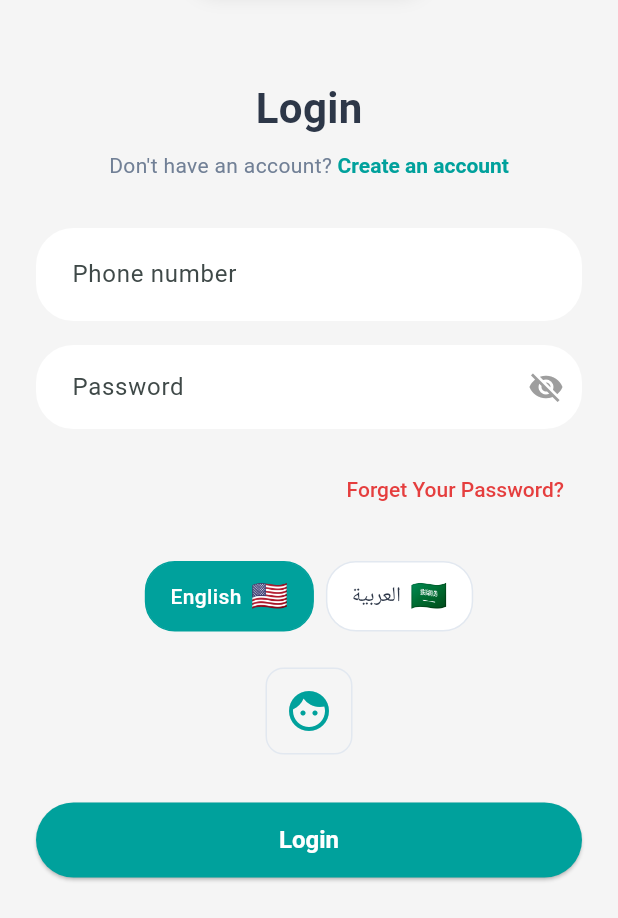
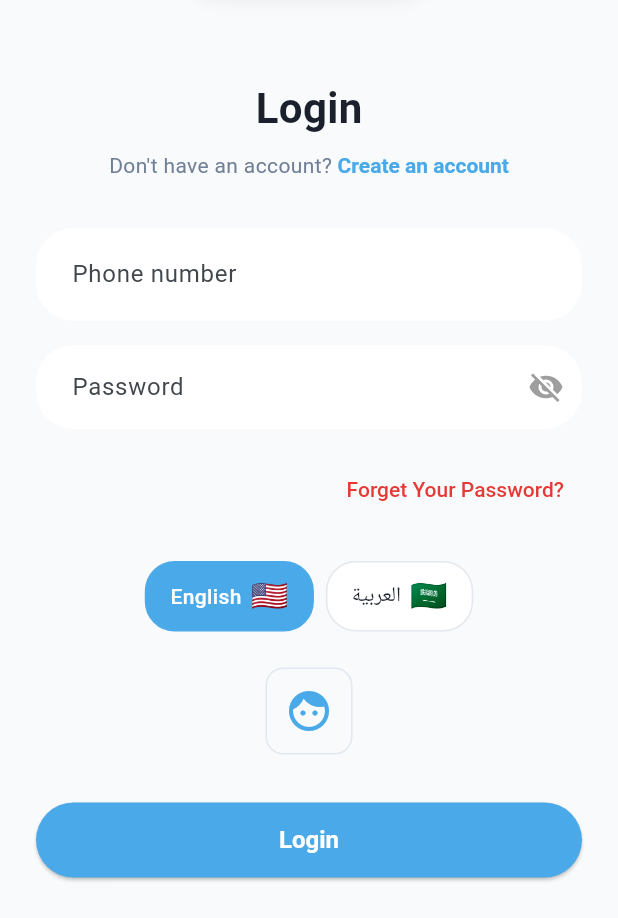
Before and after one commit to usmansamb1/my-local-repo, a Flutter app: the screen it shows after launch, on a phone screen of 412 x 824 dp, the part 318-1236 px from its top. Run offline on Flutter 3.47's test engine with Material 3 defaults, Android fonts, the phone set to English and light mode, and no system bars; accounts and stored records are empty.

Commit message:
feat: Update app theme with JOIL brand colors from logo
- Extract colors from JOIL logo: light blue (#4AA9E8), red (#E53935), green (#43A047)
- Update AppTheme with new JOIL brand color palette
- Replace primary color with JOIL light blue across all screens
- Use JOIL red for errors, urgent actions, and negative values
- Use JOIL green for success states, positive values, and completed items
- Update secondary color for gradients and complementary elements
- Enhance home screen logo with JOIL branding and accent dots
- Create JoilLogo widget for consistent branding
- Update transaction colors to use JOIL accent colors
- Update vehicle type colors to match brand palette
- Update invoice status colors with brand consistency
- Add floating action button theme with JOIL colors
- Maintain backward compatibility with deprecated color constants
- Improve visual hierarchy with strategic color usage

```diff
--- a/lib/screens/vehicles/vehicles_screen.dart
+++ b/lib/screens/vehicles/vehicles_screen.dart
@@ -230,13 +230,13 @@
   Color _getVehicleTypeColor(String type) {
     switch (type.toLowerCase()) {
       case 'sedan':
-        return Colors.blue;
+        return AppTheme.primaryColor;
       case 'suv':
-        return Colors.green;
+        return AppTheme.accentGreen;
       case 'truck':
         return Colors.orange;
       case 'hatchback':
-        return Colors.purple;
+        return AppTheme.secondaryColor;
       default:
         return AppTheme.primaryColor;
     }
--- a/lib/screens/wallet/invoices_screen.dart
+++ b/lib/screens/wallet/invoices_screen.dart
@@ -202,11 +202,11 @@
   Color _getStatusColor(String status) {
     switch (status) {
       case 'paid':
-        return Colors.green;
+        return AppTheme.accentGreen;
       case 'pending':
         return Colors.orange;
       case 'overdue':
-        return Colors.red;
+        return AppTheme.accentRed;
       case 'cancelled':
         return Colors.grey;
       default:
--- a/lib/theme/app_theme.dart
+++ b/lib/theme/app_theme.dart
@@ -1,14 +1,24 @@
 import 'package:flutter/material.dart';
 
 class AppTheme {
-  static const Color primaryColor = Color(0xFF00A19C);
-  static const Color secondaryColor = Color(0xFF0D7A77);
-  static const Color backgroundColor = Color(0xFFF5F5F5);
+  // JOIL Brand Colors extracted from logo
+  static const Color primaryColor = Color(0xFF4AA9E8); // Light blue from JOIL logo
+  static const Color secondaryColor = Color(0xFF2E7BC6); // Darker blue for gradients
+  static const Color accentRed = Color(0xFFE53935); // Red dot from logo
+  static const Color accentGreen = Color(0xFF43A047); // Green dot from logo
+  static const Color backgroundColor = Color(0xFFF8FAFB);
   static const Color surfaceColor = Colors.white;
-  static const Color errorColor = Color(0xFFE53E3E);
-  static const Color textPrimary = Color(0xFF2D3748);
+  static const Color errorColor = Color(0xFFE53935); // Using JOIL red for errors
+  static const Color successColor = Color(0xFF43A047); // Using JOIL green for success
+  static const Color textPrimary = Color(0xFF1A202C);
   static const Color textSecondary = Color(0xFF718096);
   static const Color dividerColor = Color(0xFFE2E8F0);
+
+  // Legacy colors for backward compatibility
+  @deprecated
+  static const Color oldPrimaryColor = Color(0xFF00A19C);
+  @deprecated
+  static const Color oldSecondaryColor = Color(0xFF0D7A77);
 
   static ThemeData lightTheme() {
     return ThemeData(
@@ -20,6 +30,8 @@
         error: errorColor,
         background: backgroundColor,
         surface: surfaceColor,
+        onPrimary: Colors.white,
+        onSecondary: Colors.white,
       ),
       scaffoldBackgroundColor: backgroundColor,
       appBarTheme: const AppBarTheme(
@@ -85,6 +97,12 @@
         type: BottomNavigationBarType.fixed,
         elevation: 8,
       ),
+
+      // Additional theme configurations for JOIL branding
+      floatingActionButtonTheme: const FloatingActionButtonThemeData(
+        backgroundColor: primaryColor,
+        foregroundColor: Colors.white,
+      ),
     );
   }
 }
```
Also changed, not shown: lib/screens/main/tabs/balance_tab.dart (+6 -6 lines), lib/screens/main/tabs/home_tab.dart (+36 -5 lines), lib/widgets/joil_logo.dart (added, +108 -0 lines).
